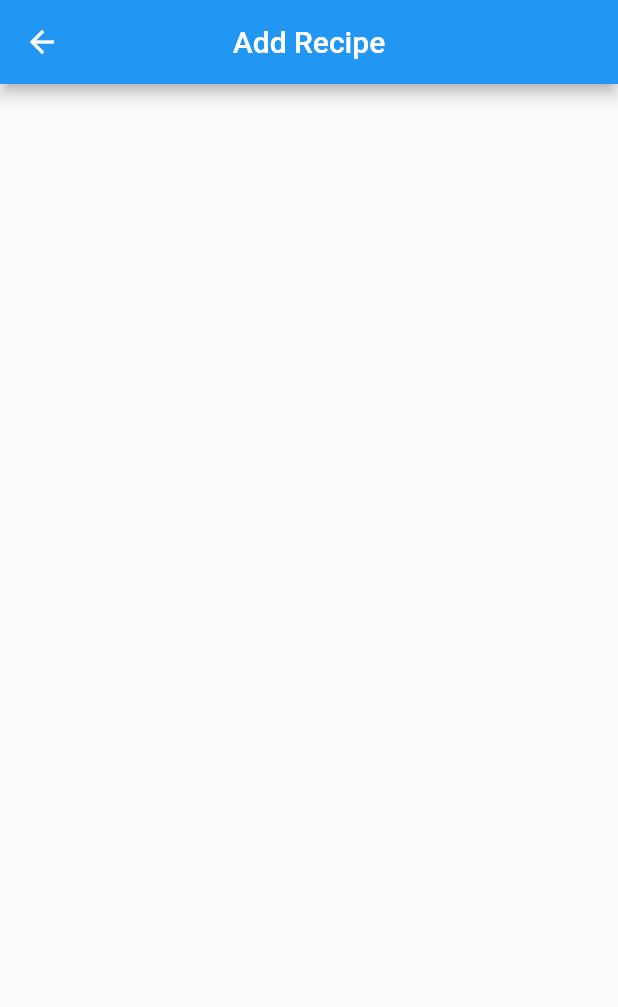
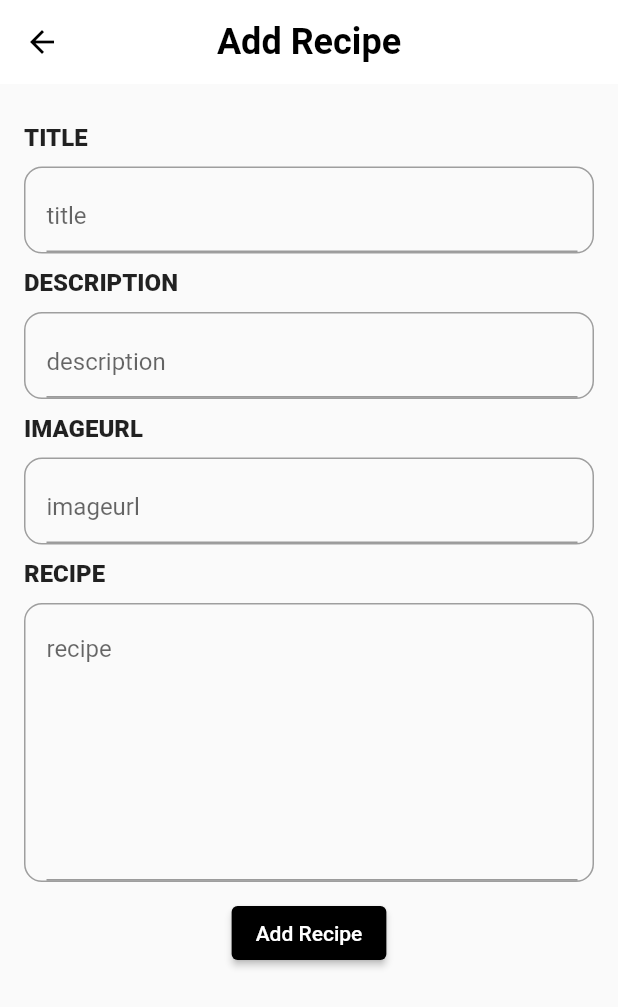
Before and after one commit to majdideveloper/recipe_sqflite_getx, a Flutter app: the screen it shows after launch, after a tap on the "add" icon, on a phone screen of 412 x 824 dp. Shown: the top 1007 px of the screen. Run offline on Flutter 3.47's test engine with Material 2 defaults, Android fonts, the phone set to English and light mode, and no system bars; our stand-ins replace get, sqflite; accounts and stored records are empty.

Commit message:
in this day create home page and add recipe page

```diff
--- a/lib/config/app_router.dart
+++ b/lib/config/app_router.dart
@@ -12,11 +12,11 @@ class AppRouters {
   static final routes = [
     GetPage(
       name: Routes.homeScreen,
-      page: () => const HomeScreen(),
+      page: () =>  HomeScreen(),
     ),
     GetPage(
       name: Routes.addRecipeScreen,
-      page: () => const AddRecipeScreen(),
+      page: () =>  AddRecipeScreen(),
     ),
   ];
 }
--- /dev/null
+++ b/lib/config/size_config.dart
@@ -0,0 +1,17 @@
+import 'package:flutter/material.dart';
+
+class SizeConfig {
+  static late MediaQueryData _mediaQueryData;
+  static late double screenWidth;
+  static late double screenHeight;
+  //static late double defaultSize;
+  static late Orientation orientation;
+
+  void init(BuildContext context) {
+    _mediaQueryData = MediaQuery.of(context);
+    screenWidth = _mediaQueryData.size.width;
+    print('$screenWidth');
+    screenHeight = _mediaQueryData.size.height;
+    orientation = _mediaQueryData.orientation;
+  }
+}
--- a/lib/config/theme.dart
+++ b/lib/config/theme.dart
@@ -0,0 +1,20 @@
+import 'package:flutter/material.dart';
+
+class Themes {
+  static const themeAppBar = AppBarTheme(
+    color: Colors.white,
+    elevation: 0.0,
+     centerTitle: true,
+     iconTheme: IconThemeData(
+       color: Colors.black,
+     ),
+     titleTextStyle: TextStyle(
+       fontSize:24.0 ,
+        color: Colors.black,
+        fontWeight: FontWeight.w700
+
+     )
+
+
+  );
+}
--- /dev/null
+++ b/lib/controllers/recipe_controller.dart
@@ -0,0 +1,22 @@
+
+
+
+import 'package:get/state_manager.dart';
+import 'package:recipe_sqflite_getx/db/db_helper.dart';
+import 'package:recipe_sqflite_getx/models/recipe.dart';
+
+class RecipeController extends GetxController{
+   RxList<Recipe> recipeList = <Recipe>[].obs;
+
+
+   Future<int> addRecipe({ required Recipe recipe}) {
+    return DBHelper.insertInDB(recipe);
+  }
+
+   Future<void> getRecipe()async {
+   List<Map<String, dynamic>> recipes= await DBHelper.queryFromDB();
+   recipeList.assignAll(recipes.map((data) => Recipe.fromJson(data)).toList());
+
+  }
+
+}
--- /dev/null
+++ b/lib/db/db_helper.dart
@@ -0,0 +1,51 @@
+import 'package:flutter/material.dart';
+import 'package:recipe_sqflite_getx/models/recipe.dart';
+import 'package:sqflite/sqflite.dart';
+import 'dart:async';
+
+class DBHelper {
+  static final int _version = 1;
+
+  static final String _tableName = 'recipes';
+
+  static Database? _db;
+
+  static Future<void> initDb() async {
+    if (_db != null) {
+      print('not null db');
+      return;
+    } else {
+      try {
+      // Get a location using getDatabasesPath
+        var databasesPath = await getDatabasesPath();
+        String _path =  databasesPath+'recipe.db';
+
+
+
+        _db = await openDatabase(
+          _path,
+          version: _version,
+          onCreate: (db, version) async {
+            debugPrint('Creating a new one');
+            await db.execute(
+              'CREATE TABLE $_tableName ('
+              'id INTEGER PRIMARY KEY AUTOINCREMENT,'
+              'title STRING, description TEXT, imageUrl STRING,'
+              'recipe TEXT)',
+            );
+          },
+        );
+      } catch (error) {
+        debugPrint(error.toString());
+      }
+    }
+  }
+
+   static Future<int> insertInDB(Recipe recipe) async {
+    return await _db!.insert(_tableName, recipe.toJson());
+  }
+
+   static Future<List<Map<String, dynamic>>>queryFromDB() async {
+    return await _db!.query(_tableName);
+  }
+}
--- a/lib/main.dart
+++ b/lib/main.dart
@@ -1,9 +1,18 @@
 import 'package:flutter/material.dart';
 import 'package:get/get.dart';
 import 'package:recipe_sqflite_getx/config/app_router.dart';
+import 'package:recipe_sqflite_getx/config/theme.dart';
 import 'package:recipe_sqflite_getx/screens/home_screen.dart';
 
-void main() {
+import 'db/db_helper.dart';
+
+void main()async {
+
+ WidgetsFlutterBinding.ensureInitialized();
+  await DBHelper.initDb();
+
+
+
   runApp(const MyApp());
 }
 
@@ -17,11 +26,10 @@ class MyApp extends StatelessWidget {
       title: 'Flutter Demo',
       debugShowCheckedModeBanner: false,
       theme: ThemeData(
-        primarySwatch: Colors.blue,
+        appBarTheme: Themes.themeAppBar,
       ),
-      initialRoute:AppRouters.homeScreen,
-      getPages:AppRouters.routes,
-      home: const HomeScreen(),
+      getPages: AppRouters.routes,
+      home:  HomeScreen(),
     );
   }
 }
--- /dev/null
+++ b/lib/models/recipe.dart
@@ -0,0 +1,34 @@
+import 'dart:convert';
+
+class Recipe {
+  int? id;
+  String? title;
+  String? description;
+  String? imageUrl;
+  String? recipe;
+  Recipe({
+    this.id,
+    this.title,
+    this.description,
+    this.imageUrl,
+    this.recipe,
+  });
+
+  Map<String, dynamic> toJson() {
+    return {
+      'id': id,
+      'title': title,
+      'description': description,
+      'imageUrl': imageUrl,
+      'recipe': recipe,
+    };
+  }
+
+  Recipe.fromJson(Map<String, dynamic> json) {
+    id = json['id']?.toInt();
+    title = json['title'];
+    description = json['description'];
+    imageUrl = json['imageUrl'];
+    recipe = json['recipe'];
+  }
+}
--- a/lib/screens/add_recipe.dart
+++ b/lib/screens/add_recipe.dart
@@ -1,17 +1,119 @@
 import 'package:flutter/material.dart';
+import 'package:flutter/widgets.dart';
+import 'package:get/get.dart';
+import 'package:recipe_sqflite_getx/controllers/recipe_controller.dart';
+import 'package:recipe_sqflite_getx/models/recipe.dart';
+import 'package:recipe_sqflite_getx/widgets/custom_text_field.dart';
 
-class AddRecipeScreen extends StatelessWidget {
-  const AddRecipeScreen({Key? key}) : super(key: key);
+class AddRecipeScreen extends StatefulWidget {
+  AddRecipeScreen({Key? key}) : super(key: key);
+
+  @override
+  State<AddRecipeScreen> createState() => _AddRecipeScreenState();
+}
+
+class _AddRecipeScreenState extends State<AddRecipeScreen> {
+  final RecipeController _recipeController = Get.put(RecipeController());
+
+  final TextEditingController _titleController = TextEditingController();
+
+  final TextEditingController _descriptionController = TextEditingController();
+
+  final TextEditingController _imageUrlController = TextEditingController();
+
+  final TextEditingController _recipeTextController = TextEditingController();
 
   @override
   Widget build(BuildContext context) {
-    return Scaffold(
-      appBar: AppBar(
-        title: const Text(
-          'Add Recipe',
+    return GestureDetector(
+      onTap: () => FocusScope.of(context).unfocus(),
+      child: Scaffold(
+        appBar: AppBar(
+          title: const Text(
+            'Add Recipe',
+          ),
+          centerTitle: true,
         ),
-        centerTitle: true,
+        body: SingleChildScrollView(
+          child: Padding(
+            padding: const EdgeInsets.all(16.0),
+            child: Column(
+              children: [
+                CustomTextField(
+                  label: 'title',
+                  multiLines: false,
+                  controller: _titleController,
+                ),
+                CustomTextField(
+                  label: 'description',
+                  multiLines: false,
+                  controller: _descriptionController,
+                ),
+                CustomTextField(
+                  label: 'imageurl',
+                  multiLines: false,
+                  controller: _imageUrlController,
+                ),
+                CustomTextField(
+                  label: 'recipe',
+                  maxLines: 8,
+                  multiLines: true,
+                  controller: _recipeTextController,
+                ),
+                const SizedBox(
+                  height: 10,
+                ),
+                ElevatedButton(
+                  onPressed: _validateRecipe,
+                  style: ButtonStyle(
+                    backgroundColor: MaterialStateProperty.all(Colors.black),
+                  ),
+                  child: const Text('Add Recipe'),
+                ),
+              ],
+            ),
+          ),
+        ),
       ),
     );
   }
+
+  _addRecipeToDB() async {
+    int value = await _recipeController.addRecipe(
+      recipe: Recipe(
+        title: _titleController.text,
+        description: _descriptionController.text,
+        imageUrl: _imageUrlController.text,
+        recipe: _recipeTextController.text,
+      ),
+    );
+    debugPrint(value.toString());
+  }
+
+  _validateRecipe() {
+    if (_titleController.text.isNotEmpty &&
+        _descriptionController.text.isNotEmpty &&
+        _recipeTextController.text.isNotEmpty &&
+        _imageUrlController.text.isNotEmpty) {
+      _addRecipeToDB();
+      Get.back();
+    } else if (_titleController.text.isEmpty||
+    _descriptionController.text.isEmpty ||
+        _recipeTextController.text.isEmpty ||
+        _imageUrlController.text.isEmpty) {
+      debugPrint('in snakBar........');
+      setState(() {
+        Get.snackbar(
+          'required',
+          'All field are required',
+          snackPosition: SnackPosition.BOTTOM,
+          duration: const Duration(seconds: 3),
+          backgroundColor: Colors.black,
+          colorText: Colors.white,
+        );
+      });
+    } else {
+      print('################### error in validator ############');
+    }
+  }
 }
--- a/lib/screens/home_screen.dart
+++ b/lib/screens/home_screen.dart
@@ -1,12 +1,30 @@
 import 'package:flutter/material.dart';
 import 'package:get/get.dart';
 import 'package:recipe_sqflite_getx/config/app_router.dart';
+import 'package:recipe_sqflite_getx/config/size_config.dart';
+import 'package:recipe_sqflite_getx/controllers/recipe_controller.dart';
 
-class HomeScreen extends StatelessWidget {
-  const HomeScreen({Key? key}) : super(key: key);
+class HomeScreen extends StatefulWidget {
+  HomeScreen({Key? key}) : super(key: key);
+
+  @override
+  State<HomeScreen> createState() => _HomeScreenState();
+}
+
+class _HomeScreenState extends State<HomeScreen> {
+  final RecipeController _recipeController = Get.put(RecipeController());
+
+
+  @override
+  void initState() {
+    super.initState();
+    _recipeController.getRecipe();
+  }
 
   @override
   Widget build(BuildContext context) {
+    SizeConfig().init(context);
+    var listrecipe = _recipeController.recipeList;
     return Scaffold(
       appBar: AppBar(
         backgroundColor: Colors.white,
@@ -35,6 +53,51 @@ class HomeScreen extends StatelessWidget {
           ),
         ],
       ),
+      body: Padding(
+        padding: const EdgeInsets.all(8.0),
+        child: Obx((){
+          return ListView.separated(
+              itemBuilder: (context, index) {
+                var recipe = _recipeController.recipeList[index];
+
+                return SizedBox(
+                  height: SizeConfig.screenHeight / 2.5,
+                  child: Column(
+                    children: [
+                      Expanded(
+                        flex: 2,
+                        child: Container(
+                          color: Colors.black,
+                          child: Image.network(
+                            'https://upload.wikimedia.org/wikipedia/commons/thumb/b/b6/Image_created_with_a_mobile_phone.png/640px-Image_created_with_a_mobile_phone.png',
+                            fit: BoxFit.fill,
+                          ),
+                        ),
+                      ),
+                      Expanded(
+                        flex: 1,
+                        child: Container(
+                          color: Colors.white,
+                          child: Center(
+                              child: Text(
+                            recipe.title!,
+                            style: const TextStyle(
+                                fontSize: 28.0, fontWeight: FontWeight.w500),
+                          )),
+                        ),
+                      )
+                    ],
+                  ),
+                );
+              },
+              separatorBuilder: (context, index) {
+                return const Divider();
+              },
+              itemCount: _recipeController.recipeList.length);
+        }
+
+        ),
+      ),
     );
   }
 }
--- /dev/null
+++ b/lib/widgets/custom_text_field.dart
@@ -0,0 +1,71 @@
+import 'package:flutter/material.dart';
+import 'package:recipe_sqflite_getx/config/size_config.dart';
+
+class CustomTextField extends StatelessWidget {
+  CustomTextField(
+      {Key? key, required this.label, this.maxLines, required this.multiLines,this.controller})
+      : super(key: key);
+
+  String label = 'Text here';
+  int? maxLines = 1;
+  bool multiLines = false;
+
+  TextEditingController? controller;
+
+  @override
+  Widget build(BuildContext context) {
+    return Column(
+      crossAxisAlignment: CrossAxisAlignment.start,
+      children: [
+        const SizedBox(
+          height: 10.0,
+        ),
+        Text(
+          label.toUpperCase(),
+          style: const TextStyle(fontSize: 16.0, fontWeight: FontWeight.w900),
+        ),
+        const SizedBox(
+          height: 10.0,
+        ),
+        Container(
+          padding: const EdgeInsets.only(top: 8, left: 14.0),
+          width: SizeConfig.screenWidth,
+          decoration: BoxDecoration(
+            borderRadius: BorderRadius.circular(12),
+            border: Border.all(color: Colors.grey),
+          ),
+          child: Row(
+            children: [
+              Expanded(
+                child: TextFormField(
+                  cursorColor: Colors.black,
+
+                  controller: controller,
+                  keyboardType: !multiLines
+                      ? TextInputType.text
+                      : TextInputType.multiline,
+                  maxLines: maxLines,
+                  decoration: InputDecoration(
+
+
+                    focusedBorder: OutlineInputBorder(
+
+                      borderSide:
+                          const BorderSide(color: Colors.white, width: 2.0),
+                      borderRadius: BorderRadius.circular(25.0),
+                    ),
+                    alignLabelWithHint: true,
+                    hintText: label,
+                  ),
+                ),
+              ),
+              const SizedBox(
+                width: 10,
+              )
+            ],
+          ),
+        ),
+      ],
+    );
+  }
+}
```
Also changed, not shown: pubspec.yaml (+1 -6 lines), pubspec.lock.
